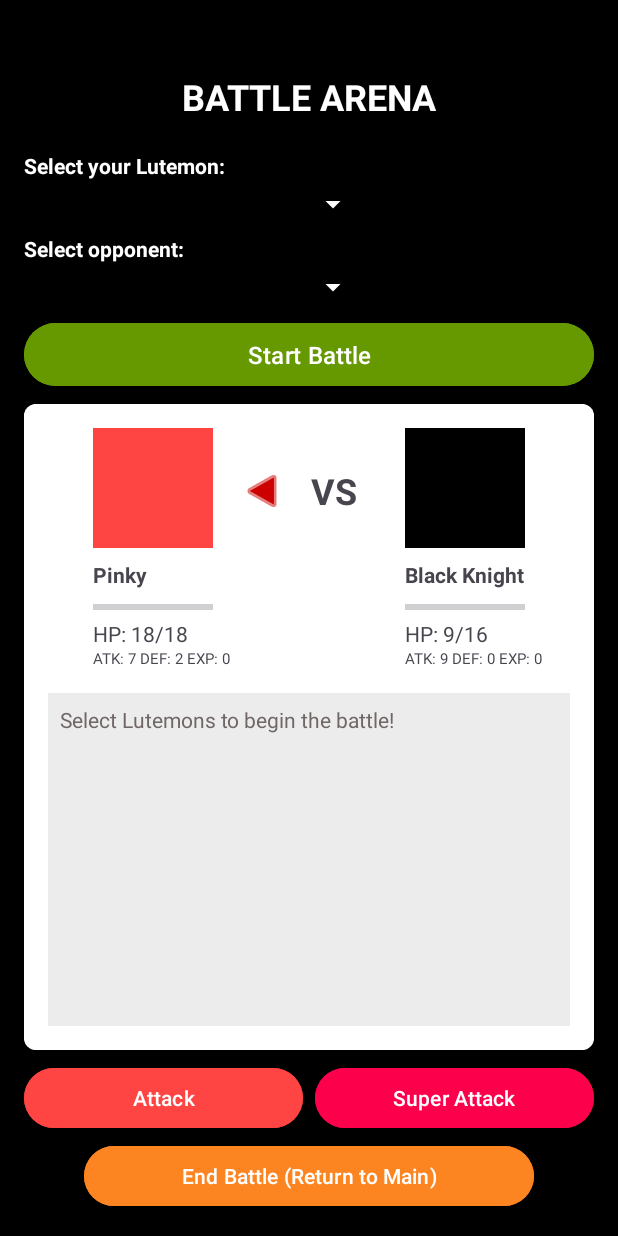
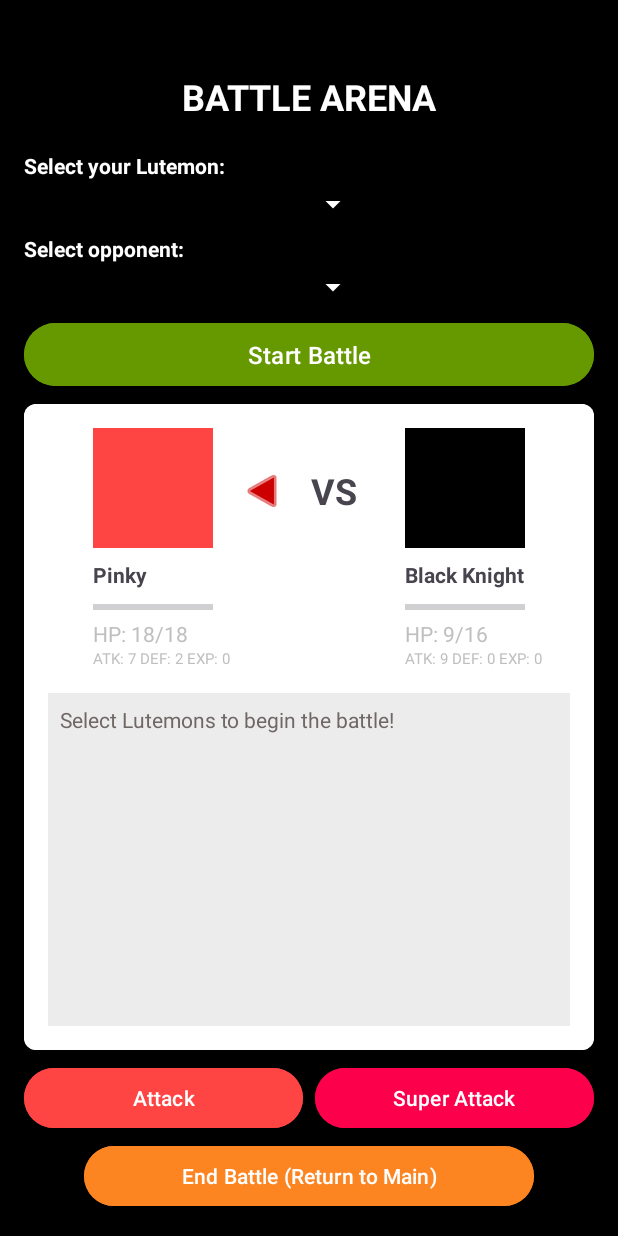
Before and after one commit to Andwspb/Kingismon, an Android app: the BattleActivity screen opened directly, with no data from a screen before it, on a phone screen of 412 x 824 dp. Run offline under Robolectric (Android 15) with nearby library versions, the phone set to English and light mode, and no system bars; 4 statements that could not run were skipped.

Commit message:
changed jpeg to png images

```diff
--- a/app/src/main/res/layout/activity_battle.xml
+++ b/app/src/main/res/layout/activity_battle.xml
@@ -124,6 +124,7 @@
                 android:layout_height="wrap_content"
                 android:layout_marginTop="8dp"
                 android:text="Pinky"
+                android:textColor="#48444E"
                 android:textStyle="bold"
                 app:layout_constraintStart_toStartOf="@+id/playerImage"
                 app:layout_constraintTop_toBottomOf="@+id/playerImage" />
@@ -144,6 +145,7 @@
                 android:layout_width="wrap_content"
                 android:layout_height="wrap_content"
                 android:text="HP: 18/18"
+                android:textColor="#BFBFBF"
                 app:layout_constraintStart_toStartOf="@+id/playerHealthBar"
                 app:layout_constraintTop_toBottomOf="@+id/playerHealthBar" />
 
@@ -152,6 +154,7 @@
                 android:layout_width="wrap_content"
                 android:layout_height="wrap_content"
                 android:text="ATK: 7 DEF: 2 EXP: 0"
+                android:textColor="#BFBFBF"
                 android:textSize="10sp"
                 app:layout_constraintStart_toStartOf="@+id/playerHealthText"
                 app:layout_constraintTop_toBottomOf="@+id/playerHealthText" />
@@ -210,6 +213,7 @@
                 android:layout_width="wrap_content"
                 android:layout_height="wrap_content"
                 android:text="HP: 9/16"
+                android:textColor="#BFBFBF"
                 app:layout_constraintStart_toStartOf="@+id/opponentHealthBar"
                 app:layout_constraintTop_toBottomOf="@+id/opponentHealthBar" />
 
@@ -218,6 +222,7 @@
                 android:layout_width="wrap_content"
                 android:layout_height="wrap_content"
                 android:text="ATK: 9 DEF: 0 EXP: 0"
+                android:textColor="#BFBFBF"
                 android:textSize="10sp"
                 app:layout_constraintStart_toStartOf="@+id/opponentHealthText"
                 app:layout_constraintTop_toBottomOf="@+id/opponentHealthText" />
```
Also changed, not shown: app/src/main/res/drawable/img_1.jpeg (deleted), app/src/main/res/drawable/img_1.png (added), app/src/main/res/drawable/img_2.jpeg (deleted), app/src/main/res/drawable/img_2.png (added), app/src/main/res/drawable/img_3.jpeg (deleted), app/src/main/res/drawable/img_3.png (added), app/src/main/res/drawable/img_4.jpeg (deleted), app/src/main/res/drawable/img_4.png (added), app/src/main/res/drawable/img_5.jpeg (deleted), app/src/main/res/drawable/img_5.png (added).
